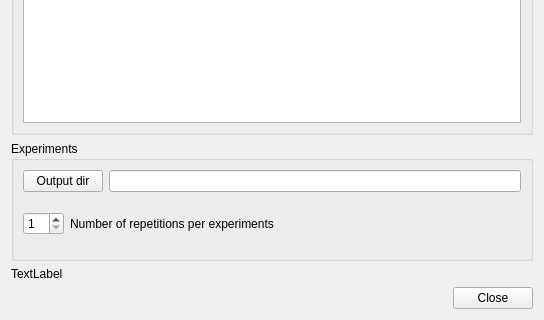
The window that cassandra/uis/Laboratory.ui (xrubio/pandora) describes before a commit, drawn with Qt 5; both pictures show x 0 to 544 and y 341 to 661 of the 544 by 661 pixel window.
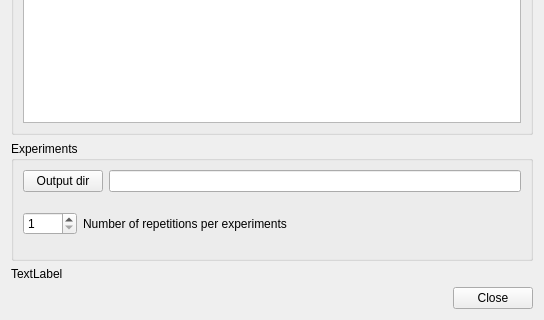
The same window after the commit.

Commit message: + allow for more than 100 runs of a particular config in Laboratory

What changed in the file:
```diff
--- a/cassandra/uis/Laboratory.ui
+++ b/cassandra/uis/Laboratory.ui
@@ -208,6 +208,9 @@
           <property name="minimum">
            <number>1</number>
           </property>
+          <property name="maximum">
+           <number>9999</number>
+          </property>
          </widget>
         </item>
         <item>
```
